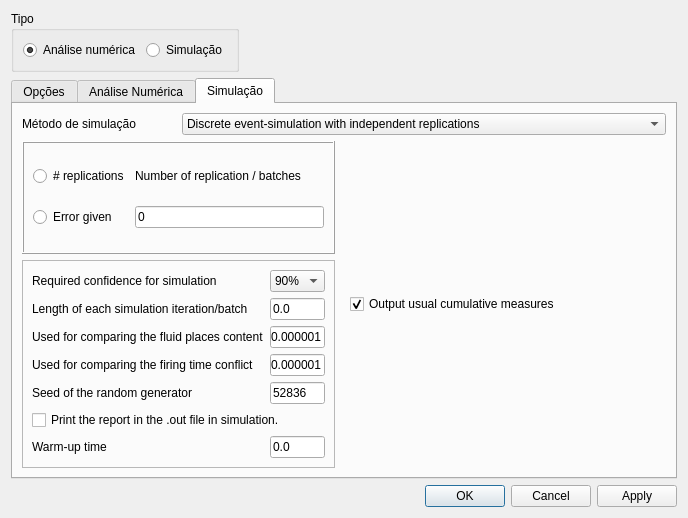
Above: SPNPNewGui/optionsdialog.ui from hackerlank/training_project before the change. Below: the same form after it.
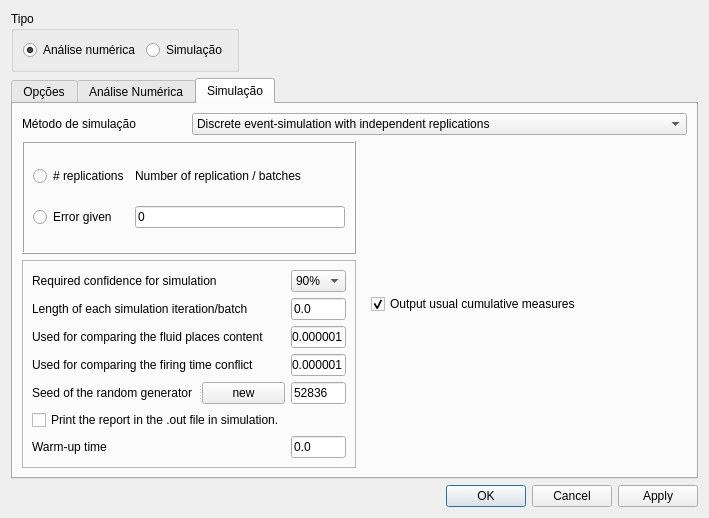
That is the form after the change. The open tabs and pages were chosen to show the change.

Patch:
```diff
--- a/SPNPNewGui/optionsdialog.ui
+++ b/SPNPNewGui/optionsdialog.ui
@@ -839,10 +839,20 @@
            </widget>
           </item>
           <item row="4" column="0">
-           <widget class="QLabel" name="label_26">
-            <property name="text">
-             <string>Seed of the random generator</string>
+           <widget class="QSplitter" name="splitter">
+            <property name="orientation">
+             <enum>Qt::Horizontal</enum>
             </property>
+            <widget class="QLabel" name="label_26">
+             <property name="text">
+              <string>Seed of the random generator</string>
+             </property>
+            </widget>
+            <widget class="QPushButton" name="bt_seed">
+             <property name="text">
+              <string>new</string>
+             </property>
+            </widget>
            </widget>
           </item>
           <item row="4" column="1">
@@ -852,8 +862,8 @@
             </property>
            </widget>
           </item>
-          <item row="5" column="0" colspan="2">
-           <widget class="QCheckBox" name="checkBox_29">
+          <item row="5" column="0">
+           <widget class="QCheckBox" name="cb_print">
             <property name="text">
              <string>Print the report in the .out file in simulation.</string>
             </property>
@@ -881,10 +891,7 @@
     </widget>
    </item>
    <item row="2" column="1">
-    <widget class="QDialogButtonBox" name="buttonBox">
-     <property name="orientation">
-      <enum>Qt::Horizontal</enum>
-     </property>
+    <widget class="QDialogButtonBox" name="bt_box">
      <property name="standardButtons">
       <set>QDialogButtonBox::Apply|QDialogButtonBox::Cancel|QDialogButtonBox::Ok</set>
      </property>
```
Left out of the diff: 203 changed lines with no effect on the pictures.
